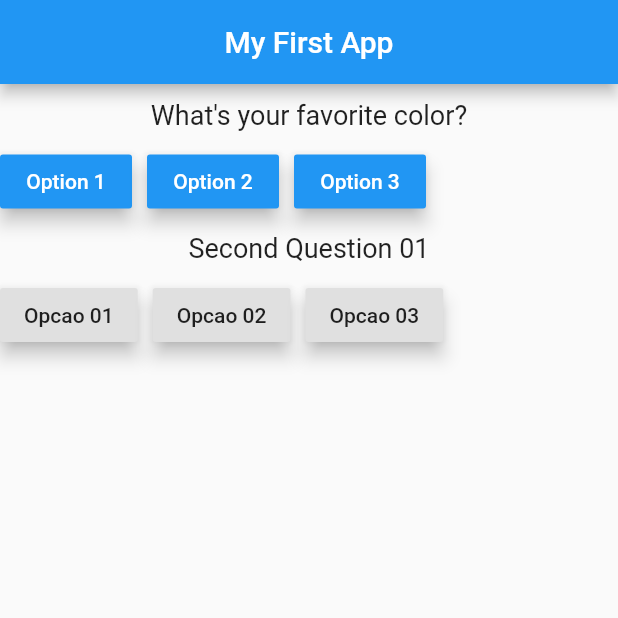
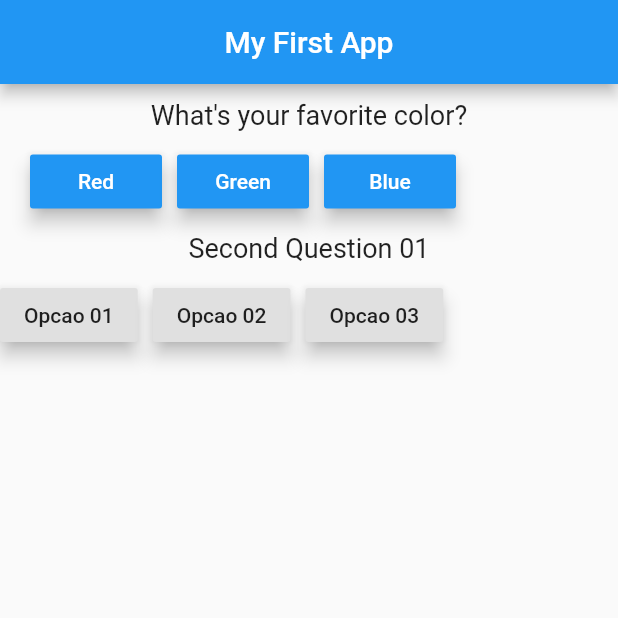
Before and after one commit to marcelfonteles/flutter-app-01, a Flutter app: the screen it shows after launch, on a phone screen of 412 x 824 dp, the top half of it. Run offline on Flutter 3.47's test engine with Material 2 defaults, Android fonts, the phone set to English and light mode, and no system bars.

Commit message:
some flutter learning

```diff
--- a/lib/anwser.dart
+++ b/lib/anwser.dart
@@ -1,4 +1,4 @@
-import 'package:flutter/material.dart';
+import "package:flutter/material.dart";
 
 class Answer extends StatelessWidget {
   final Function answerHandler;
--- a/lib/main.dart
+++ b/lib/main.dart
@@ -23,7 +23,7 @@ class _MyAppState extends State<MyApp> {
   ];
   var questionIndex = 0;
 
-  var mapQuestions = [
+  final MAPQUESTIONS = [
     {
       "questionText": "What\'s your favorite color?",
       "answers": ["Red", "Green", "Blue"]
@@ -41,11 +41,7 @@ class _MyAppState extends State<MyApp> {
 
   void answerMapQuestion() {
     setState(() {
-      if (mapQuestionIndex< 2) {
       mapQuestionIndex += 1;
-      } else {
-        mapQuestionIndex = 0;
-      }
     });
   }
 
@@ -77,6 +73,12 @@ class _MyAppState extends State<MyApp> {
     });
   }
 
+  void pressedCompleted() {
+    setState(() {
+      mapQuestionIndex = 0;
+    });
+  }
+
   @override
   Widget build(BuildContext context) {
     return MaterialApp(
@@ -88,36 +90,56 @@ class _MyAppState extends State<MyApp> {
         ),
         body: Column(
           children: <Widget>[
+            mapQuestionIndex < MAPQUESTIONS.length
+                ? Column(
+                    children: <Widget>[
                       Row(
                         children: <Widget>[
-                Question(mapQuestions[mapQuestionIndex]["questionText"])
+                          Question(
+                              MAPQUESTIONS[mapQuestionIndex]["questionText"])
                         ],
                       ),
                       Row(
                         children: <Widget>[
                           Container(
+                            width: 360,
+                            padding: EdgeInsets.only(left: 20, right: 20),
                             child: Row(
                               children: <Widget>[
-                      Column(
-                        children: <Widget>[
-                          Answer(answerMapQuestion, "Option 1"),
-                        ],
-                      ),
-                      Column(
-                        children: <Widget>[
-                          Answer(answerMapQuestion, "Option 2"),
-                        ],
-                      ),
-                      Column(
-                        children: <Widget>[
-                          Answer(answerMapQuestion, "Option 3"),
-                        ],
-                      ),
+                                Answer(
+                                    answerMapQuestion,
+                                    (MAPQUESTIONS[mapQuestionIndex]["answers"]
+                                        as List<String>)[0]),
+                                Answer(
+                                    answerMapQuestion,
+                                    (MAPQUESTIONS[mapQuestionIndex]["answers"]
+                                        as List<String>)[1]),
+                                Answer(
+                                    answerMapQuestion,
+                                    (MAPQUESTIONS[mapQuestionIndex]["answers"]
+                                        as List<String>)[2]),
                               ],
                             ),
                           )
                         ],
+                      )
+                    ],
+                  )
+                : Row(children: <Widget>[
+                    Container(
+                      width: 360,
+                      padding: EdgeInsets.only(left: 40, right: 40),
+                      margin: EdgeInsets.only(top: 10, bottom: 10),
+                      child: RaisedButton(
+                        color: Colors.blue,
+                        child: Text(
+                          "Completed",
+                          style: TextStyle(color: Colors.white),
                         ),
+                        onPressed: pressedCompleted,
+                      ),
+                    ),
+                  ]),
             Row(
               children: <Widget>[
                 SecondQuestion(secondQuestions[secondIndex]),
--- a/lib/question.dart
+++ b/lib/question.dart
@@ -1,7 +1,7 @@
 import "package:flutter/material.dart";
 
 class Question extends StatelessWidget {
-  String questionText;
+  final String questionText;
 
   Question(this.questionText);
 
--- a/lib/question2.dart
+++ b/lib/question2.dart
@@ -1,8 +1,8 @@
-import 'package:flutter/material.dart';
+import "package:flutter/material.dart";
 
 
 class SecondQuestion extends StatelessWidget {
-  String questionText;
+  final String questionText;
 
   SecondQuestion(this.questionText);
 
```
Lines whose indentation alone changed are shown as unchanged.
